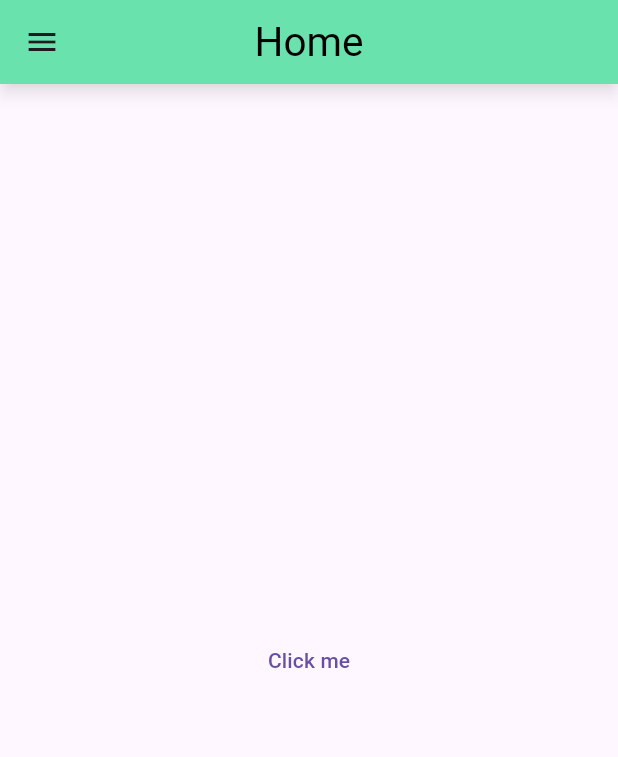
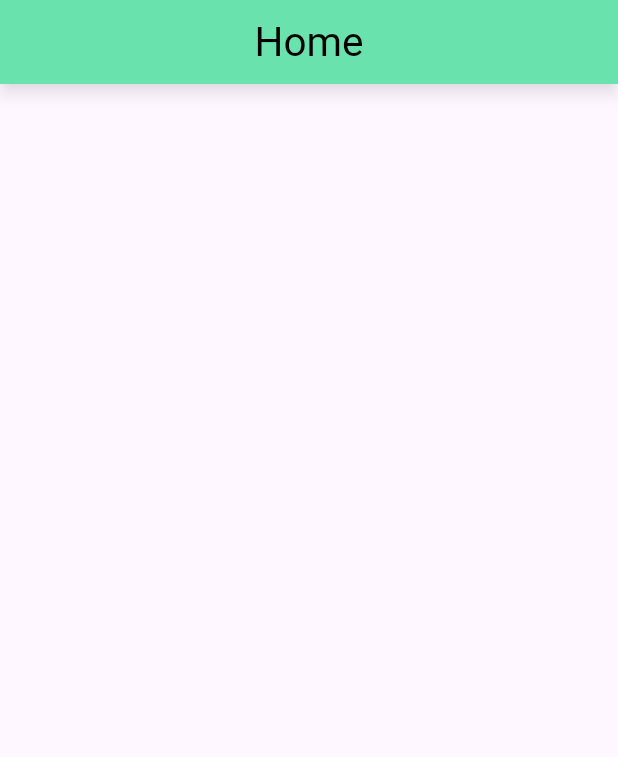
Before and after one commit to Sadman-123/Flutter_Theme, a Flutter app: the screen it shows after launch, on a phone screen of 412 x 824 dp. Shown: the top 757 px of the screen. Run offline on Flutter 3.47's test engine with Material 3 defaults, Android fonts, the phone set to English and light mode, and no system bars.

Commit message:
some changes

```diff
--- a/lib/components/home.dart
+++ b/lib/components/home.dart
@@ -4,11 +4,7 @@ class Home extends StatelessWidget
   @override
   Widget build(BuildContext context) {
     return Scaffold(
-      appBar: AppBar(
-        title: Text("Home"),
-      ),
-      drawer: Drawer(),
-      body: Center(child: TextButton(onPressed: (){}, child: Text("Click me"))),
+      appBar: AppBar(title: Text("Home"),),
       floatingActionButton: FloatingActionButton(onPressed: (){},child: Icon(Icons.call),),
     );
   }
```
